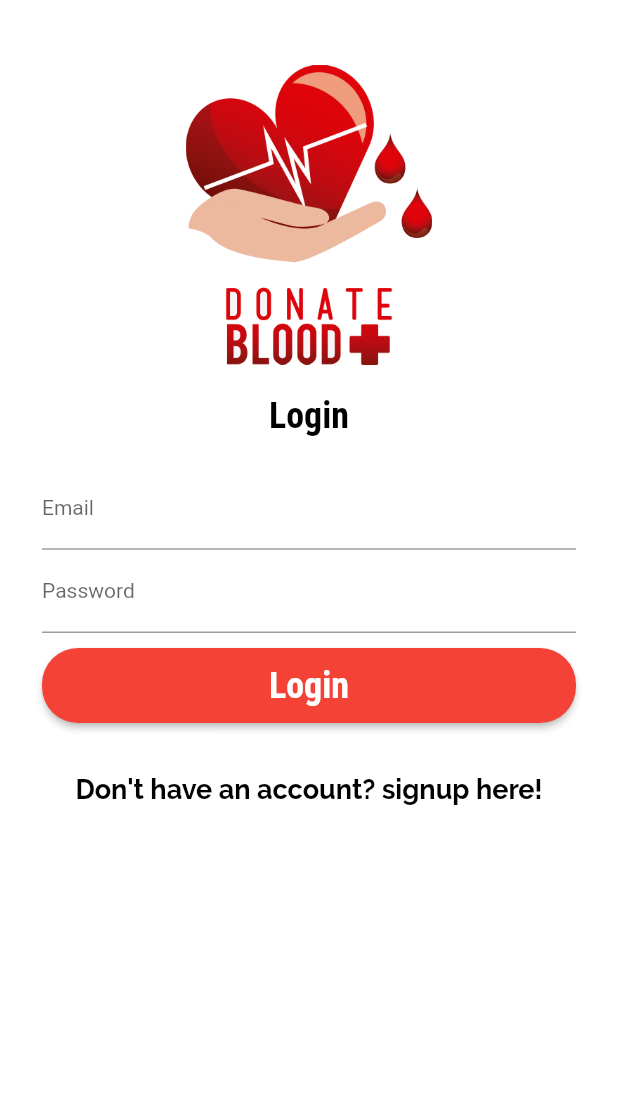
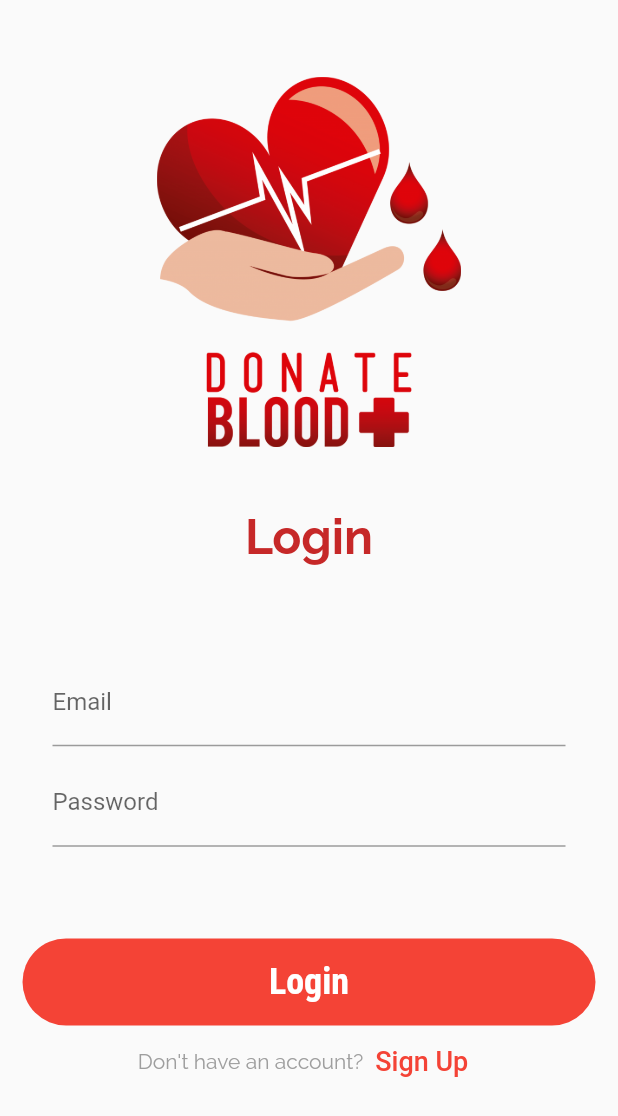
Before and after one commit to richardjoel777/blood_plus, a Flutter app: the screen it shows after launch, on a phone screen of 412 x 824 dp. Shown: the top 1116 px of the screen. Run offline on Flutter 3.47's test engine with Material 2 defaults, Android fonts, the phone set to English and light mode, and no system bars; our stand-ins replace cloud_firestore, firebase_auth, firebase_core, fluttertoast, geolocator; accounts and stored records are empty.

Commit message:
Login Ui Modified

```diff
--- a/lib/screens/loginScreen.dart
+++ b/lib/screens/loginScreen.dart
@@ -13,53 +13,44 @@ class LoginScreen extends StatelessWidget {
     TextEditingController password = TextEditingController();
     final _auth = Provider.of<AuthProvider>(context);
     return Scaffold(
-        backgroundColor: Colors.white,
-        body: SingleChildScrollView(
-          child: Padding(
-            padding: EdgeInsets.all(8.0),
+      body: Padding(
+        padding: EdgeInsets.symmetric(horizontal: 15.0, vertical: 10),
         child: Column(
           children: [
-                SizedBox(
-                  height: 35.0,
+            Spacer(),
+            Expanded(
+              flex: 6,
+              child: Image(
+                image: AssetImage("assets/images/logo.png"),
+                fit: BoxFit.cover,
               ),
-                Image(
-                  image: AssetImage("assets/images/logo.png"),
-                  width: 290.0,
-                  height: 200.0,
-                  alignment: Alignment.center,
             ),
-                SizedBox(
-                  height: 20.0,
-                ),
+            Spacer(),
             Text(
               "Login",
-                  style: Theme.of(context)
-                      .textTheme
-                      .headline6
-                      .copyWith(color: Colors.black, fontSize: 24),
+              style: TextStyle(
+                  color: Colors.red.shade800,
+                  fontSize: 32,
+                  fontWeight: FontWeight.w700),
               textAlign: TextAlign.center,
             ),
-                Padding(
+            Spacer(),
+            Container(
               padding: EdgeInsets.all(20.0),
               child: Column(
                 children: [
-                      SizedBox(
-                        height: 1.0,
-                      ),
                   TextField(
                     controller: email,
                     keyboardType: TextInputType.emailAddress,
                     decoration: InputDecoration(
                       labelText: "Email",
                       labelStyle: TextStyle(
-                              fontSize: 14.0,
+                        fontSize: 16.0,
                       ),
-                            hintStyle:
-                                TextStyle(color: Colors.grey, fontSize: 10.0)),
-                        style: TextStyle(fontSize: 14.0),
+                    ),
                   ),
                   SizedBox(
-                        height: 1.0,
+                    height: 8,
                   ),
                   TextField(
                     obscureText: true,
@@ -67,68 +58,71 @@ class LoginScreen extends StatelessWidget {
                     decoration: InputDecoration(
                       labelText: "Password",
                       labelStyle: TextStyle(
-                              fontSize: 14.0,
-                            ),
-                            hintStyle:
-                                TextStyle(color: Colors.grey, fontSize: 10.0)),
-                        style: TextStyle(fontSize: 14.0),
-                      ),
-                      SizedBox(
-                        height: 10.0,
-                      ),
-                      ElevatedButton(
-                        style: ElevatedButton.styleFrom(
-                          primary: Theme.of(context).primaryColor,
-                          onPrimary: Colors.white,
-                          shape: RoundedRectangleBorder(
-                            borderRadius: new BorderRadius.circular(24.0),
+                        fontSize: 16.0,
                       ),
                     ),
+                  ),
+                ],
+              ),
+            ),
+            Spacer(),
+            InkWell(
               child: Container(
-                          height: 50.0,
-                          child: Center(
+                width: double.infinity,
+                padding: const EdgeInsets.symmetric(vertical: 15),
+                decoration: BoxDecoration(
+                  borderRadius: BorderRadius.circular(30),
+                  color: Colors.red,
+                ),
                 child: Text(
                   "Login",
+                  textAlign: TextAlign.center,
                   style: Theme.of(context)
                       .textTheme
                       .headline6
                       .copyWith(fontSize: 24),
                 ),
               ),
-                        ),
-                        onPressed: () async {
-                          dynamic result = await _auth.signInEmail(
-                              email.text, password.text);
+              onTap: () async {
+                dynamic result =
+                    await _auth.signInEmail(email.text, password.text);
                 if (result == null) {
                   Fluttertoast.showToast(msg: "Something went wrong");
                 } else {
-                            Fluttertoast.showToast(
-                                msg: "Logged in successfully");
+                  Fluttertoast.showToast(msg: "Logged in successfully");
                   Navigator.of(context)
                       .pushNamedAndRemoveUntil('/', (route) => false);
                 }
               },
-                      )
-                    ],
+            ),
+            Row(
+              mainAxisAlignment: MainAxisAlignment.center,
+              children: [
+                Text(
+                  "Don't have an account?",
+                  style: TextStyle(
+                    color: Colors.grey,
                   ),
                 ),
                 TextButton(
-                  style: TextButton.styleFrom(primary: Colors.black),
+                  child: Text(
+                    "Sign Up",
+                    style: TextStyle(
+                        color: Colors.red,
+                        fontSize: 18,
+                        fontWeight: FontWeight.w500),
+                  ),
                   onPressed: () {
                     Navigator.of(context).pushNamedAndRemoveUntil(
                         RegisterScreen.routeName, (route) => false);
                   },
-                  child: Text(
-                    "Don't have an account? signup here!",
-                    style: TextStyle(
-                        fontSize: 18.0,
-                        fontWeight: FontWeight.bold,
-                        fontFamily: "Raleway"),
                 ),
-                )
+              ],
+            ),
+            Spacer(flex: 2),
           ],
         ),
       ),
-        ));
+    );
   }
 }
```
Also changed, not shown: pubspec.lock. Lines whose indentation alone changed are shown as unchanged.
